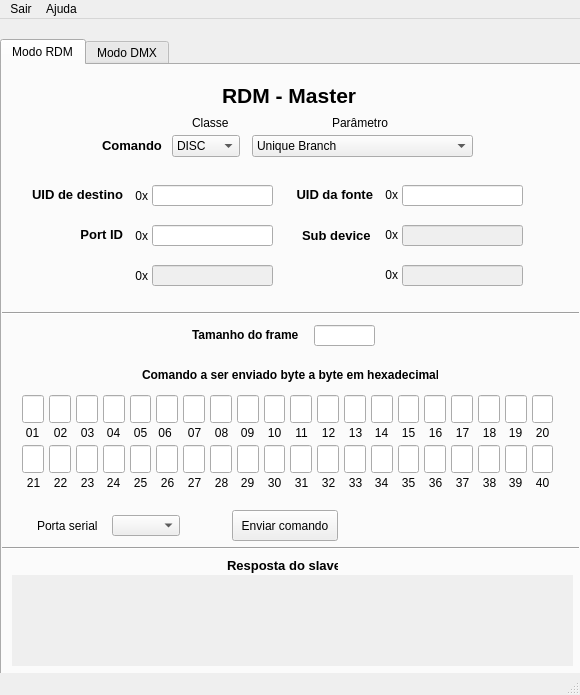
Above: development/RDM_DMX_Master.ui from GuilhermeRS11/GUI_RDM_DMX_Master before the change. Below: the same form after it.
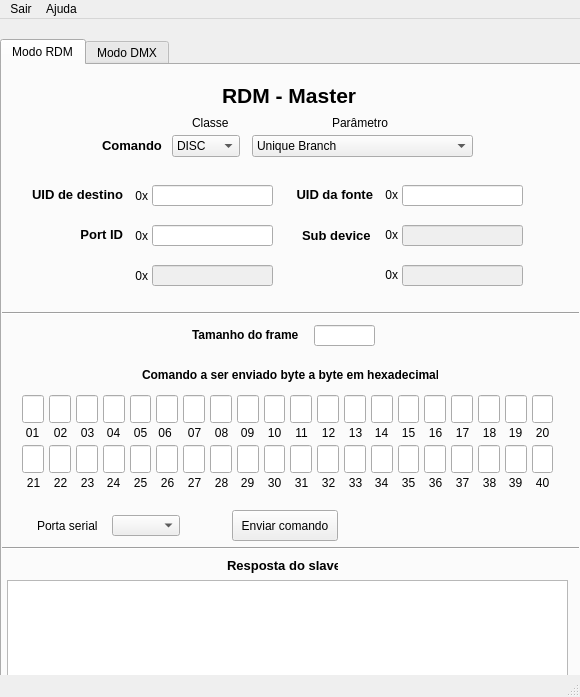
That is the form after the change. Icons and pictures are not drawn.

The edit to the form file:
```diff
--- a/development/RDM_DMX_Master.ui
+++ b/development/RDM_DMX_Master.ui
@@ -8,7 +8,7 @@
     <x>0</x>
     <y>0</y>
     <width>580</width>
-    <height>695</height>
+    <height>697</height>
    </rect>
   </property>
   <property name="windowTitle">
@@ -183,22 +183,6 @@
        <bool>true</bool>
       </property>
      </widget>
-     <widget class="QLabel" name="slave_Response">
-      <property name="geometry">
-       <rect>
-        <x>10</x>
-        <y>510</y>
-        <width>561</width>
-        <height>91</height>
-       </rect>
-      </property>
-      <property name="autoFillBackground">
-       <bool>true</bool>
-      </property>
-      <property name="text">
-       <string/>
-      </property>
-     </widget>
      <widget class="QLabel" name="UID_label">
       <property name="geometry">
        <rect>
@@ -2291,6 +2275,16 @@
        <enum>Qt::Horizontal</enum>
       </property>
      </widget>
+     <widget class="QListWidget" name="slaveResponse">
+      <property name="geometry">
+       <rect>
+        <x>5</x>
+        <y>515</y>
+        <width>561</width>
+        <height>106</height>
+       </rect>
+      </property>
+     </widget>
     </widget>
     <widget class="QWidget" name="DMX_tab">
      <attribute name="title">
```
